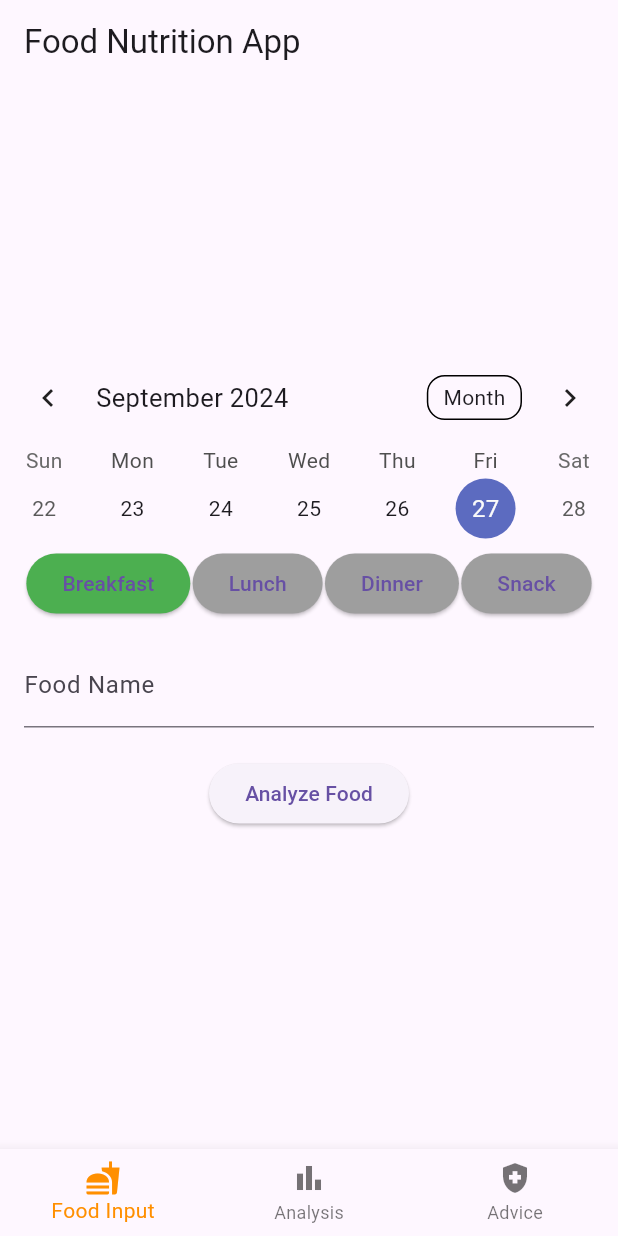
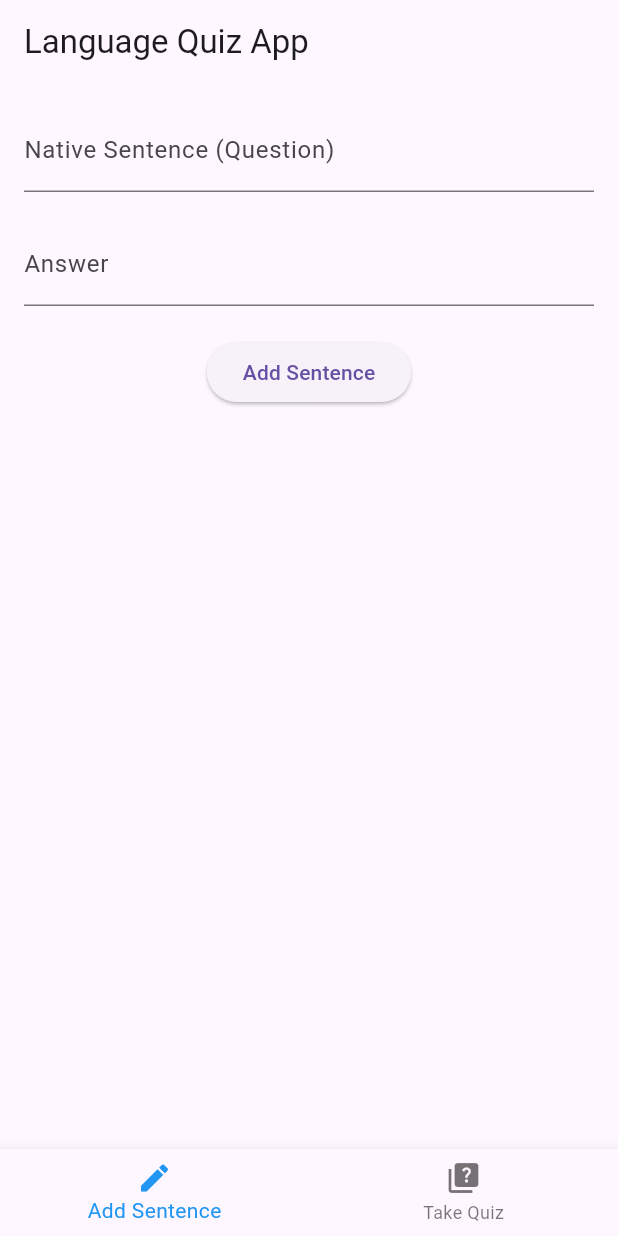
Before and after one commit to materokatti/sentence-quiz-app, a Flutter app: the screen it shows after launch, on a phone screen of 412 x 824 dp. Run offline on Flutter 3.47's test engine with Material 3 defaults, Android fonts, the phone set to English and light mode, and no system bars; drawn by our look-alikes of table_calendar.

Commit message:
change : nutrition app => sentence learning app

```diff
--- a/lib/main.dart
+++ b/lib/main.dart
@@ -1,5 +1,6 @@
 import 'package:flutter/material.dart';
-import 'screens/food_input_screen.dart';
+import 'screens/sentence_input_screen.dart';
+import 'screens/quiz_screen.dart';
 
 void main() {
   runApp(const MyApp());
@@ -11,9 +12,9 @@ class MyApp extends StatelessWidget {
   @override
   Widget build(BuildContext context) {
     return MaterialApp(
-      title: 'Food Nutrition App',
+      title: 'Language Quiz App',
       theme: ThemeData(
-        primarySwatch: Colors.green,
+        primarySwatch: Colors.blue,
         visualDensity: VisualDensity.adaptivePlatformDensity,
       ),
       home: const HomePage(),
@@ -32,9 +33,8 @@ class _HomePageState extends State<HomePage> {
   int _selectedIndex = 0;
 
   static const List<Widget> _widgetOptions = <Widget>[
-    FoodInputScreen(),
-    Text('Nutrition Analysis'),
-    Text('Health Advice'),
+    SentenceInputScreen(),
+    QuizScreen(),
   ];
 
   void _onItemTapped(int index) {
@@ -47,7 +47,7 @@ class _HomePageState extends State<HomePage> {
   Widget build(BuildContext context) {
     return Scaffold(
       appBar: AppBar(
-        title: const Text('Food Nutrition App'),
+        title: const Text('Language Quiz App'),
       ),
       body: Center(
         child: _widgetOptions.elementAt(_selectedIndex),
@@ -55,20 +55,16 @@ class _HomePageState extends State<HomePage> {
       bottomNavigationBar: BottomNavigationBar(
         items: const <BottomNavigationBarItem>[
           BottomNavigationBarItem(
-            icon: Icon(Icons.fastfood),
-            label: 'Food Input',
+            icon: Icon(Icons.create),
+            label: 'Add Sentence',
           ),
           BottomNavigationBarItem(
-            icon: Icon(Icons.bar_chart),
-            label: 'Analysis',
-          ),
-          BottomNavigationBarItem(
-            icon: Icon(Icons.health_and_safety),
-            label: 'Advice',
+            icon: Icon(Icons.quiz),
+            label: 'Take Quiz',
           ),
         ],
         currentIndex: _selectedIndex,
-        selectedItemColor: Colors.amber[800],
+        selectedItemColor: Colors.blue,
         onTap: _onItemTapped,
       ),
     );
--- a/lib/models/food.dart
+++ /dev/null
@@ -1,15 +0,0 @@
-class Food {
-  final String name;
-  final int calories;
-  final double protein;
-  final double carbs;
-  final double fat;
-
-  Food({
-    required this.name,
-    required this.calories,
-    required this.protein,
-    required this.carbs,
-    required this.fat,
-  });
-}
--- /dev/null
+++ b/lib/models/sentence.dart
@@ -0,0 +1,6 @@
+class Sentence {
+  final String nativeSentence;
+  final String answer;
+
+  Sentence({required this.nativeSentence, required this.answer});
+}
--- a/lib/screens/food_input_screen.dart
+++ /dev/null
@@ -1,140 +0,0 @@
-import 'package:flutter/material.dart';
-import 'package:table_calendar/table_calendar.dart';
-import '../models/food.dart';
-import 'dart:math';
-
-class FoodInputScreen extends StatefulWidget {
-  const FoodInputScreen({Key? key}) : super(key: key);
-
-  @override
-  _FoodInputScreenState createState() => _FoodInputScreenState();
-}
-
-class _FoodInputScreenState extends State<FoodInputScreen> {
-  final _formKey = GlobalKey<FormState>();
-  final _nameController = TextEditingController();
-  Food? _currentFood;
-  DateTime _selectedDay = DateTime.now();
-  DateTime _focusedDay = DateTime.now();
-  String _selectedMealTime = 'Breakfast';
-
-  Future<Food> _getAINutritionInfo(String foodName) async {
-    await Future.delayed(Duration(seconds: 1));
-    return Food(
-      name: foodName,
-      calories: Random().nextInt(500) + 50,
-      protein: double.parse((Random().nextDouble() * 30).toStringAsFixed(1)),
-      carbs: double.parse((Random().nextDouble() * 50).toStringAsFixed(1)),
-      fat: double.parse((Random().nextDouble() * 20).toStringAsFixed(1)),
-    );
-  }
-
-  void _submitForm() async {
-    if (_formKey.currentState!.validate()) {
-      final foodName = _nameController.text;
-      ScaffoldMessenger.of(context).showSnackBar(
-        SnackBar(content: Text('Analyzing $foodName...')),
-      );
-
-      final food = await _getAINutritionInfo(foodName);
-      setState(() {
-        _currentFood = food;
-      });
-    }
-  }
-
-  @override
-  Widget build(BuildContext context) {
-    return SingleChildScrollView(
-      child: Column(
-        children: [
-          TableCalendar(
-            firstDay: DateTime.utc(2010, 10, 16),
-            lastDay: DateTime.utc(2030, 3, 14),
-            focusedDay: _focusedDay,
-            calendarFormat: CalendarFormat.week,
-            selectedDayPredicate: (day) {
-              return isSameDay(_selectedDay, day);
-            },
-            onDaySelected: (selectedDay, focusedDay) {
-              setState(() {
-                _selectedDay = selectedDay;
-                _focusedDay = focusedDay;
-              });
-            },
-          ),
-          Padding(
-            padding: const EdgeInsets.symmetric(horizontal: 16.0),
-            child: Row(
-              mainAxisAlignment: MainAxisAlignment.spaceEvenly,
-              children: [
-                _buildMealTimeButton('Breakfast'),
-                _buildMealTimeButton('Lunch'),
-                _buildMealTimeButton('Dinner'),
-                _buildMealTimeButton('Snack'),
-              ],
-            ),
-          ),
-          Padding(
-            padding: const EdgeInsets.all(16.0),
-            child: Form(
-              key: _formKey,
-              child: Column(
-                children: [
-                  TextFormField(
-                    controller: _nameController,
-                    decoration: InputDecoration(labelText: 'Food Name'),
-                    validator: (value) {
-                      if (value == null || value.isEmpty) {
-                        return 'Please enter a food name';
-                      }
-                      return null;
-                    },
-                  ),
-                  SizedBox(height: 20),
-                  ElevatedButton(
-                    onPressed: _submitForm,
-                    child: Text('Analyze Food'),
-                  ),
-                  SizedBox(height: 20),
-                  if (_currentFood != null) ...[
-                    Text(
-                        '${_selectedDay.toString().split(' ')[0]} $_selectedMealTime Nutrition Info:',
-                        style: TextStyle(
-                            fontSize: 18, fontWeight: FontWeight.bold)),
-                    SizedBox(height: 10),
-                    Text('Calories: ${_currentFood!.calories} kcal'),
-                    Text('Protein: ${_currentFood!.protein}g'),
-                    Text('Carbs: ${_currentFood!.carbs}g'),
-                    Text('Fat: ${_currentFood!.fat}g'),
-                  ],
-                ],
-              ),
-            ),
-          ),
-        ],
-      ),
-    );
-  }
-
-  Widget _buildMealTimeButton(String mealTime) {
-    return ElevatedButton(
-      onPressed: () {
-        setState(() {
-          _selectedMealTime = mealTime;
-        });
-      },
-      style: ElevatedButton.styleFrom(
-        backgroundColor:
-            _selectedMealTime == mealTime ? Colors.green : Colors.grey,
-      ),
-      child: Text(mealTime),
-    );
-  }
-
-  @override
-  void dispose() {
-    _nameController.dispose();
-    super.dispose();
-  }
-}
--- /dev/null
+++ b/lib/screens/sentence_input_screen.dart
@@ -0,0 +1,78 @@
+import 'package:flutter/material.dart';
+import '../models/sentence.dart';
+
+class SentenceInputScreen extends StatefulWidget {
+  const SentenceInputScreen({Key? key}) : super(key: key);
+
+  @override
+  _SentenceInputScreenState createState() => _SentenceInputScreenState();
+}
+
+class _SentenceInputScreenState extends State<SentenceInputScreen> {
+  final _formKey = GlobalKey<FormState>();
+  final _nativeController = TextEditingController();
+  final _answerController = TextEditingController();
+
+  void _submitForm() {
+    if (_formKey.currentState!.validate()) {
+      final sentence = Sentence(
+        nativeSentence: _nativeController.text,
+        answer: _answerController.text,
+      );
+      // TODO: Save the sentence to a database or state management solution
+      ScaffoldMessenger.of(context).showSnackBar(
+        SnackBar(content: Text('Sentence added successfully!')),
+      );
+      _nativeController.clear();
+      _answerController.clear();
+    }
+  }
+
+  @override
+  Widget build(BuildContext context) {
+    return Padding(
+      padding: const EdgeInsets.all(16.0),
+      child: Form(
+        key: _formKey,
+        child: Column(
+          children: [
+            TextFormField(
+              controller: _nativeController,
+              decoration:
+                  InputDecoration(labelText: 'Native Sentence (Question)'),
+              validator: (value) {
+                if (value == null || value.isEmpty) {
+                  return 'Please enter a native sentence';
+                }
+                return null;
+              },
+            ),
+            SizedBox(height: 20),
+            TextFormField(
+              controller: _answerController,
+              decoration: InputDecoration(labelText: 'Answer'),
+              validator: (value) {
+                if (value == null || value.isEmpty) {
+                  return 'Please enter an answer';
+                }
+                return null;
+              },
+            ),
+            SizedBox(height: 20),
+            ElevatedButton(
+              onPressed: _submitForm,
+              child: Text('Add Sentence'),
+            ),
+          ],
+        ),
+      ),
+    );
+  }
+
+  @override
+  void dispose() {
+    _nativeController.dispose();
+    _answerController.dispose();
+    super.dispose();
+  }
+}
```
Also changed, not shown: lib/screens/quiz_screen.dart (added, +87 -0 lines).
